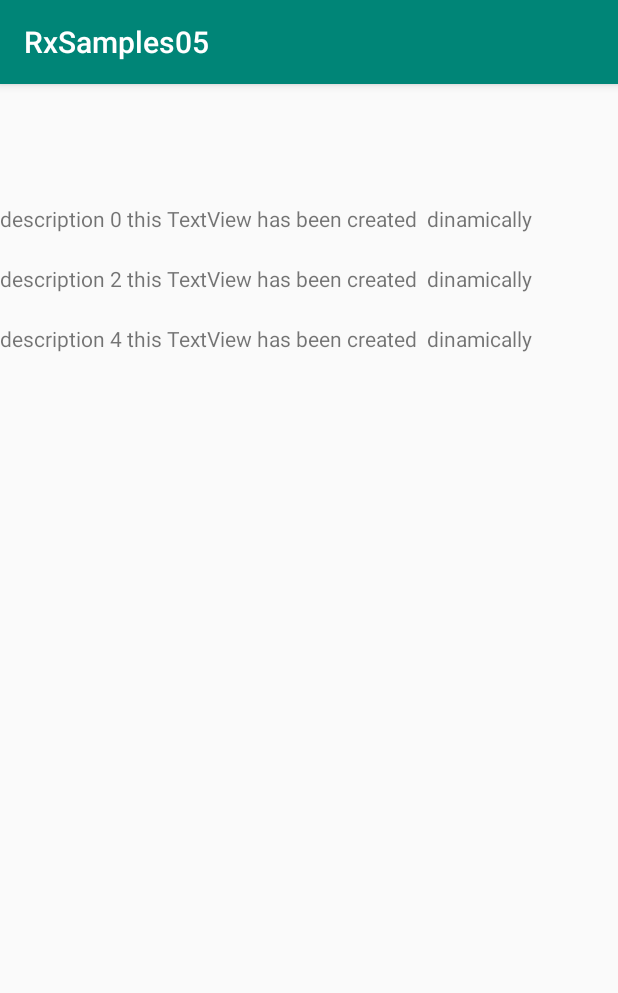
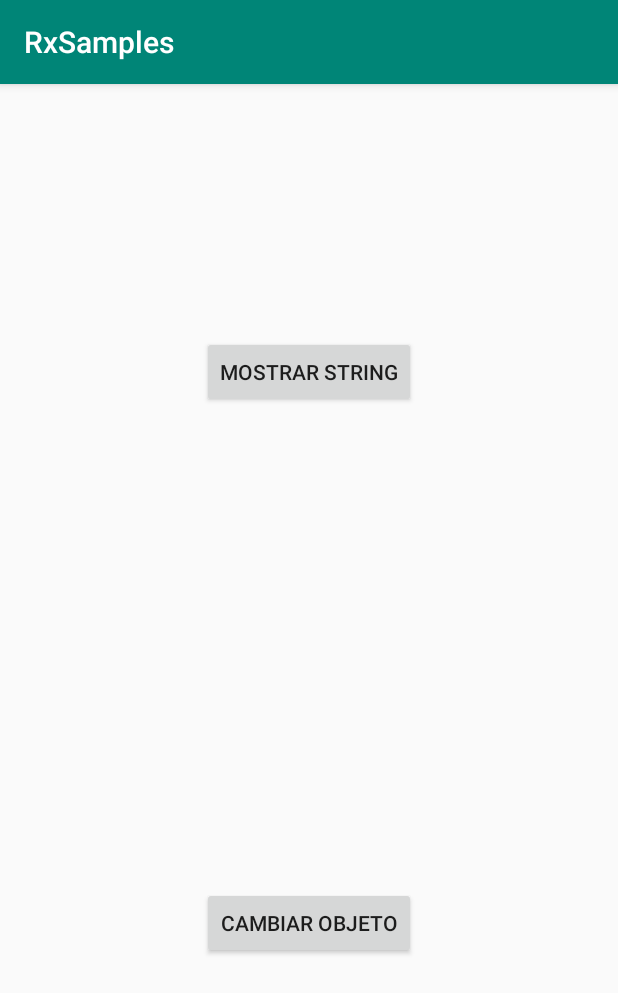
Before and after one commit to christian130/ReactProgramming, an Android app: the screen it shows after launch (MainActivity), on a phone screen of 412 x 824 dp. Shown: the top 993 px of the screen. Run offline under Robolectric (Android 15) with nearby library versions, the phone set to English and light mode, and no system bars; our stand-ins replace RxJava.

Commit message:
initialing lesson07 branch

```diff
--- a/app/src/main/AndroidManifest.xml
+++ b/app/src/main/AndroidManifest.xml
@@ -1,6 +1,6 @@
 <?xml version="1.0" encoding="utf-8"?>
 <manifest xmlns:android="http://schemas.android.com/apk/res/android"
-    package="com.christian130.rxsamples05">
+    package="com.christian130.rxsamples">
 
     <application
         android:allowBackup="true"
--- a/app/src/main/java/com/christian130/rxsamples05/DTO/Tarea.java
+++ /dev/null
@@ -1,39 +0,0 @@
-package com.christian130.rxsamples05.DTO;
-
-import java.io.Serializable;
-
-public class Tarea implements Serializable {
-    private String descripcion;
-    private boolean completadoBooleano;
-    private int proridad;
-
-    public Tarea(String descripcion, boolean completadoBooleano, int proridad) {
-        this.descripcion = descripcion;
-        this.completadoBooleano = completadoBooleano;
-        this.proridad = proridad;
-    }
-
-    public String getDescripcion() {
-        return descripcion;
-    }
-
-    public void setDescripcion(String descripcion) {
-        this.descripcion = descripcion;
-    }
-
-    public boolean isCompletadoBooleano() {
-        return completadoBooleano;
-    }
-
-    public void setCompletadoBooleano(boolean completadoBooleano) {
-        this.completadoBooleano = completadoBooleano;
-    }
-
-    public int getProridad() {
-        return proridad;
-    }
-
-    public void setProridad(int proridad) {
-        this.proridad = proridad;
-    }
-}
--- a/app/src/main/java/com/christian130/rxsamples05/MainActivity.java
+++ /dev/null
@@ -1,99 +0,0 @@
-package com.christian130.rxsamples05;
-
-import androidx.appcompat.app.AppCompatActivity;
-import androidx.constraintlayout.widget.ConstraintLayout;
-import androidx.constraintlayout.widget.ConstraintSet;
-
-import android.app.ActionBar;
-import android.content.Context;
-import android.os.Bundle;
-import android.util.Log;
-import android.view.View;
-import android.widget.TextView;
-
-import com.christian130.rxsamples05.DTO.Tarea;
-import com.christian130.rxsamples05.model.OrigenDelRecurso;
-
-import org.w3c.dom.Text;
-
-import java.util.concurrent.atomic.AtomicInteger;
-
-import io.reactivex.Observable;
-import io.reactivex.Observer;
-import io.reactivex.Scheduler;
-import io.reactivex.android.schedulers.AndroidSchedulers;
-import io.reactivex.disposables.Disposable;
-import io.reactivex.functions.Predicate;
-import io.reactivex.schedulers.Schedulers;
-
-public class MainActivity extends AppCompatActivity {
-    private Context ctx;
-    private ConstraintSet constraintSet;
-    private ConstraintLayout constraintLayout;
-    private AtomicInteger counter;
-    @Override
-    protected void onCreate(Bundle savedInstanceState) {
-        super.onCreate(savedInstanceState);
-        setContentView(R.layout.activity_main);
-        constraintLayout = (ConstraintLayout) findViewById(R.id.myconstrain);
-
-        constraintSet = new ConstraintSet();
-        constraintSet.clone(constraintLayout);
-        ctx=this;
-        counter = new AtomicInteger(60);
-
-        Observable<Tarea> tareaObservable = Observable
-                .fromIterable(OrigenDelRecurso.crearLista())
-                .filter(new Predicate<Tarea>() {
-                    @Override
-                    public boolean test(Tarea tarea) throws Exception {
-                        return tarea.isCompletadoBooleano();
-                    }
-                })
-                .subscribeOn(Schedulers.io())
-                .observeOn(AndroidSchedulers.mainThread());
-        tareaObservable.subscribe(new Observer<Tarea>() {
-            @Override
-            public void onSubscribe(Disposable d) {
-
-            }
-
-            @Override
-            public void onNext(Tarea tarea) {
-                int numberphile=counter.addAndGet(60);
-                /*TextView nova = new TextView(ctx);
-                nova.setText("this is the text");
-                nova.setLayoutParams(new ConstraintLayout.LayoutParams(ConstraintLayout.LayoutParams.WRAP_CONTENT, ConstraintLayout.LayoutParams.WRAP_CONTENT));
-                nova.setId(View.generateViewId());
-                ConstraintSet constraintSet = new ConstraintSet();
-                constraintSet.clone(constraintLayout);
-                constraintSet.applyTo(constraintLayout);*/
-
-                ConstraintLayout layout = (ConstraintLayout)findViewById(R.id.myconstrain);
-                ConstraintSet set = new ConstraintSet();
-
-                TextView view = new TextView(ctx);
-                view.setText(tarea.getDescripcion()+ " this TextView has been created  dinamically");
-                view.setId(View.generateViewId());
-                layout.addView(view,0);
-                set.clone(layout);
-                set.connect(view.getId(), ConstraintSet.TOP, layout.getId(), ConstraintSet.TOP, numberphile);
-                set.applyTo(layout);
-
-                Log.d("tarea","esta tarea tiene el booleano en true");
-            }
-
-            @Override
-            public void onError(Throwable e) {
-
-            }
-
-            @Override
-            public void onComplete() {
-
-            }
-        });
-
-
-    }
-}
--- a/app/src/main/java/com/christian130/rxsamples05/model/OrigenDelRecurso.java
+++ /dev/null
@@ -1,18 +0,0 @@
-package com.christian130.rxsamples05.model;
-
-import com.christian130.rxsamples05.DTO.Tarea;
-
-import java.util.ArrayList;
-import java.util.List;
-
-public class OrigenDelRecurso {
-    public static List<Tarea> crearLista(){
-        List<Tarea> tareas= new ArrayList<Tarea>();
-        tareas.add(new Tarea("description 0",true,3));
-        tareas.add(new Tarea("description 1",false,2));
-        tareas.add(new Tarea("description 2",true,1));
-        tareas.add(new Tarea("description 3",false,0));
-        tareas.add(new Tarea("description 4",true,5));
-        return tareas;
-    }
-}
--- a/app/src/main/res/layout/activity_main.xml
+++ b/app/src/main/res/layout/activity_main.xml
@@ -4,9 +4,35 @@
     xmlns:tools="http://schemas.android.com/tools"
     android:layout_width="match_parent"
     android:layout_height="match_parent"
-    android:id="@+id/myconstrain"
     tools:context=".MainActivity">
 
 
+    <androidx.constraintlayout.widget.Guideline
+        android:id="@+id/guideline"
+        android:layout_width="wrap_content"
+        android:layout_height="wrap_content"
+        app:layout_constraintGuide_percent=".5"
+        android:orientation="horizontal" />
 
+    <Button
+        android:id="@+id/button2"
+        android:layout_width="wrap_content"
+        android:layout_height="wrap_content"
+        android:text="Cambiar Objeto"
+        app:layout_constraintBottom_toBottomOf="parent"
+        app:layout_constraintEnd_toEndOf="parent"
+        app:layout_constraintStart_toStartOf="parent"
+        app:layout_constraintTop_toTopOf="@+id/guideline"
+        app:layout_constraintVertical_bias="0.45" />
+
+    <Button
+        android:id="@+id/button"
+        android:layout_width="wrap_content"
+        android:layout_height="wrap_content"
+        android:text="Mostrar String"
+        app:layout_constraintBottom_toTopOf="@+id/guideline"
+        app:layout_constraintEnd_toEndOf="parent"
+        app:layout_constraintStart_toStartOf="parent"
+        app:layout_constraintVertical_bias="0.5"
+        app:layout_constraintTop_toTopOf="parent" />
 </androidx.constraintlayout.widget.ConstraintLayout>
--- a/app/src/main/res/values/strings.xml
+++ b/app/src/main/res/values/strings.xml
@@ -1,3 +1,3 @@
 <resources>
-    <string name="app_name">RxSamples05</string>
+    <string name="app_name">RxSamples</string>
 </resources>
--- a/settings.gradle
+++ b/settings.gradle
@@ -1,2 +1,2 @@
 include ':app'
-rootProject.name='RxSamples05'
+rootProject.name='RxSamples'
```
Also changed, not shown: app/build.gradle (+6 -5 lines), app/src/main/java/com/christian130/rxsamples/DTO/local/SimplePOJO.java (added, +40 -0 lines), app/src/main/java/com/christian130/rxsamples/MainActivity.java (added, +106 -0 lines), app/src/main/java/com/christian130/rxsamples/models/FuenteDeDatos.java (added, +20 -0 lines), app/src/main/java/com/christian130/rxsamples/models/FunctionExtendidoPOJO.java (added, +16 -0 lines), app/src/main/java/com/christian130/rxsamples/models/FunctionExtendidoString.java (added, +16 -0 lines), gradle/wrapper/gradle-wrapper.properties, 6 other files.
